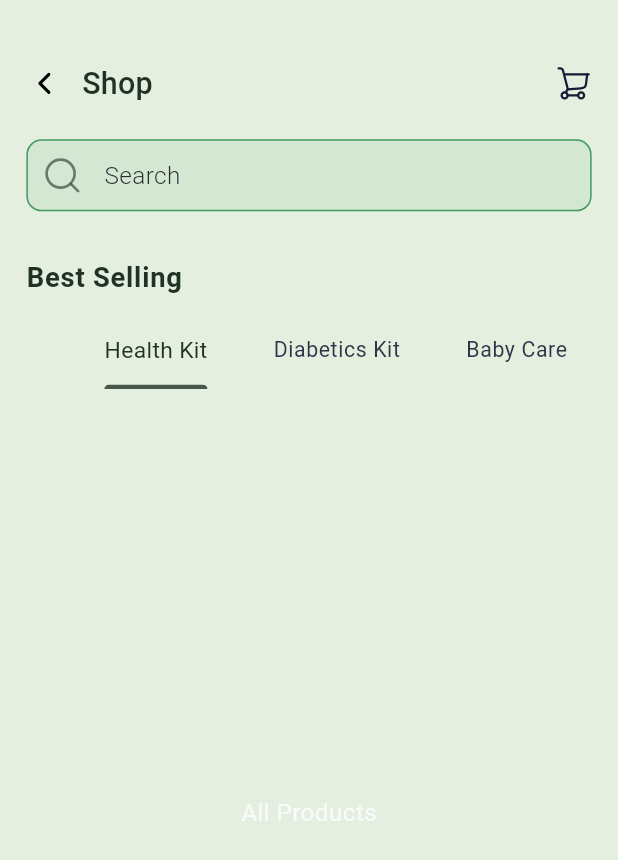
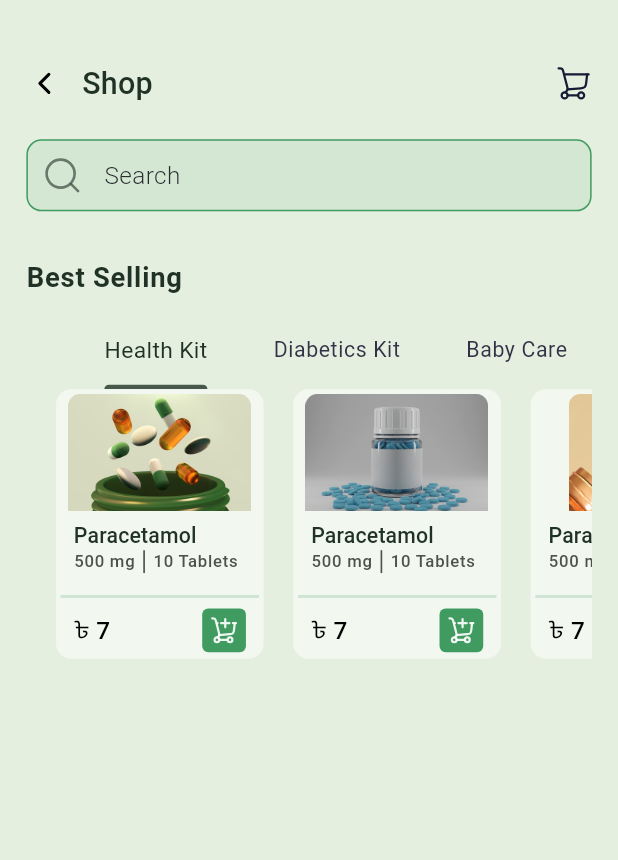
Before and after one commit to safridbhueyan/medical_Strore_App, a Flutter app: the screen it shows after launch, on a phone screen of 412 x 824 dp. Shown: the top 860 px of the screen. Run offline on Flutter 3.47's test engine with Material 3 defaults, Android fonts, the phone set to English and light mode, and no system bars; our stand-ins replace connectivity_plus, flutter_screenutil, flutter_svg, fluttertoast, get, google_fonts and 1 more.

Commit message:
almost there

```diff
--- a/lib/core/constant/images.dart
+++ b/lib/core/constant/images.dart
@@ -1,8 +1,16 @@
 class AppImages {
   static const String path = "assets/images";
   static const String pracetamol1 = '$path/Rectangle 3.png';
-  static const String screenBackgroundSvg =
-      'assets/images/screen_background.svg';
-
-  static const String logo = 'assets/logo/app_logo.png';
+  static const String pracetamol2 = '$path/Rectangle 5 (1).png';
+  static const String pracetamol3 = '$path/Rectangle 5 (2).png';
+  static const String stetoscope = '$path/Rectangle 3 (4).png';
+  static const String injection = '$path/Rectangle 5 (3).png';
+  static const String medkit = '$path/Rectangle 5 (4).png';
+  static const String diabeticKit = '$path/Rectangle 5 (6).png';
+  static const String babyoil = '$path/Rectangle 3 (1).png';
+  static const String babyToy = '$path/Rectangle 5 (7).png';
+  static const String babyToy2 = '$path/Rectangle 5 (8).png';
+  static const String mask = '$path/Rectangle 5 (9).png';
+  static const String redpot = '$path/Rectangle 5 (10).png';
+  static const String napa = '$path/Rectangle 11.png';
 }
--- a/lib/core/theme/theme_extension/app_colors.dart
+++ b/lib/core/theme/theme_extension/app_colors.dart
@@ -19,8 +19,8 @@ class AppColors {
   static const Color textColor = Color(0xff203225);
   static const Color onError = Color(0xffEB3D4D);
   static const Color surface = Color(0xff161721);
-  static const Color onSurface = Color(0xffFFF6E4);
-  static const Color bottomNavBarBackground = Color(0xff212432);
+  static const Color onSurface = Color(0xffFFFFFF);
+  static const Color black = Color(0xff000000);
   static const Color secondaryTextColor = Color(0xff777980);
   static const Color deActiveTextColor = Color(0xff777980);
   static const Color primaryContainer = Color(0xff191C31);
@@ -29,7 +29,7 @@ class AppColors {
   static const Color buttonAvtiveColor = Color(0xff4847F1);
   static const Color fillcolor = Color(0xff203225);
   static const Color fillcolorTwo = Color(0xff303245);
-  static const Color subTextColor = Color(0xff1A9882);
+  static const Color subTextColor = Color(0xff4C524B);
   static const Color containerTextColor = Color(0xffD2D2D5);
   static const Color columnHeadre = Color(0xff1E2943);
   static const Color resetbuttonColor = Color(0xff222539);
--- a/lib/src/features/shop_Screen/controller/medicineList_controller.dart
+++ b/lib/src/features/shop_Screen/controller/medicineList_controller.dart
@@ -3,7 +3,7 @@ import 'package:medical_store_app/core/constant/images.dart';
 import 'package:medical_store_app/src/features/shop_Screen/model/medicine_model.dart';
 
 class MedicinelistController extends GetxController {
-  var model = [
+  RxList<MedicineModel> medicine = <MedicineModel>[
     MedicineModel(
       name: "Paracetamol",
       power: "500 mg",
@@ -12,6 +12,7 @@ class MedicinelistController extends GetxController {
       discountedPrice: "৳ 7",
       img: AppImages.pracetamol1,
       id: 1,
+      catagory: 'Health Kit',
     ),
     MedicineModel(
       name: "Paracetamol",
@@ -21,6 +22,7 @@ class MedicinelistController extends GetxController {
       discountedPrice: "৳ 7",
       img: AppImages.pracetamol2,
       id: 2,
+      catagory: 'Health Kit',
     ),
     MedicineModel(
       name: "Paracetamol",
@@ -30,6 +32,37 @@ class MedicinelistController extends GetxController {
       discountedPrice: "৳ 7",
       img: AppImages.pracetamol3,
       id: 3,
+      catagory: 'Health Kit',
+    ),
+    MedicineModel(
+      name: "Diabetics Set",
+      power: "500 mg",
+      quantity: '10 Tablets',
+      price: "৳ 7",
+      discountedPrice: "৳ 7",
+      img: AppImages.diabeticKit,
+      id: 4,
+      catagory: 'Diabetics Kit',
+    ),
+    MedicineModel(
+      name: "Stethoscope",
+      power: "500 mg",
+      quantity: '10 Tablets',
+      price: "৳ 7",
+      discountedPrice: "৳ 7",
+      img: AppImages.stetoscope,
+      id: 5,
+      catagory: 'Health Kit',
+    ),
+    MedicineModel(
+      name: "XYZ",
+      power: "500 mg",
+      quantity: '10 Tablets',
+      price: "৳ 7",
+      discountedPrice: "৳ 7",
+      img: AppImages.injection,
+      id: 6,
+      catagory: 'Health Kit',
     ),
     MedicineModel(
       name: "Paracetamol",
@@ -37,71 +70,63 @@ class MedicinelistController extends GetxController {
       quantity: '10 Tablets',
       price: "৳ 7",
       discountedPrice: "৳ 7",
-      img: AppImages.pracetamol1,
-      id: 4,
+      img: AppImages.napa,
+      id: 7,
+      catagory: 'Health Kit',
     ),
     MedicineModel(
-      name: "Paracetamol",
+      name: "Travel first Aid Box",
       power: "500 mg",
       quantity: '10 Tablets',
       price: "৳ 7",
       discountedPrice: "৳ 7",
-      img: AppImages.pracetamol1,
-      id: 5,
+      img: AppImages.medkit,
+      id: 12,
+      catagory: 'Health Kit',
     ),
     MedicineModel(
-      name: "Paracetamol",
+      name: "Chicco Baby Set",
       power: "500 mg",
       quantity: '10 Tablets',
       price: "৳ 7",
       discountedPrice: "৳ 7",
-      img: AppImages.pracetamol1,
-      id: 6,
+      img: AppImages.babyoil,
+      id: 9,
+      catagory: 'Baby Care',
     ),
     MedicineModel(
-      name: "Paracetamol",
+      name: "Baby Care",
       power: "500 mg",
       quantity: '10 Tablets',
       price: "৳ 7",
       discountedPrice: "৳ 7",
-      img: AppImages.pracetamol1,
-      id: 7,
+      img: AppImages.babyToy,
+      id: 10,
+      catagory: 'Baby Care',
     ),
     MedicineModel(
-      name: "Paracetamol",
+      name: "Baby Care",
       power: "500 mg",
       quantity: '10 Tablets',
       price: "৳ 7",
       discountedPrice: "৳ 7",
-      img: AppImages.pracetamol1,
-      id: 8,
+      img: AppImages.babyToy2,
+      id: 11,
+      catagory: 'Baby Care',
     ),
     MedicineModel(
-      name: "Paracetamol",
+      name: "Baby Care",
       power: "500 mg",
       quantity: '10 Tablets',
       price: "৳ 7",
       discountedPrice: "৳ 7",
-      img: AppImages.pracetamol1,
-      id: 9,
-    ),
-    MedicineModel(
-      name: "Paracetamol",
-      power: "500 mg",
-      quantity: '10 Tablets',
-      price: "৳ 7",
-      discountedPrice: "৳ 7",
-      img: AppImages.pracetamol1,
-      id: 10,
-    ),
-    MedicineModel(
-      name: "Paracetamol",
-      power: "500 mg",
-      quantity: '10 Tablets',
-      price: "৳ 7",
-      discountedPrice: "৳ 7",
-      img: AppImages.pracetamol1,
-      id: 11,
+      img: AppImages.babyoil,
+      id: 13,
+      catagory: 'Baby Care',
     ),
   ].obs;
+
+  List<MedicineModel> getByCategory(String category) {
+    return medicine.where((m) => m.catagory == category).toList();
+  }
 }
--- a/lib/src/features/shop_Screen/model/medicine_model.dart
+++ b/lib/src/features/shop_Screen/model/medicine_model.dart
@@ -1,12 +1,16 @@
 class MedicineModel {
+  final int id;
   final String name;
   final String img;
   final String power;
   final String quantity;
   final String price;
   final String? discountedPrice;
+  final String catagory;
 
   MedicineModel({
+    required this.catagory,
+    required this.id,
     required this.name,
     required this.img,
     required this.power,
--- a/lib/src/features/shop_Screen/view/shop_screen.dart
+++ b/lib/src/features/shop_Screen/view/shop_screen.dart
@@ -7,6 +7,7 @@ import 'package:medical_store_app/core/constant/padding.dart';
 import 'package:medical_store_app/core/theme/theme_extension/app_colors.dart';
 import 'package:medical_store_app/src/features/shop_Screen/controller/tabBar_controller.dart';
 import 'package:medical_store_app/src/features/shop_Screen/view/widgets/appBar.dart';
+import 'package:medical_store_app/src/features/shop_Screen/view/widgets/healthKit_screen.dart';
 
 class ShopScreen extends StatelessWidget {
   const ShopScreen({super.key});
@@ -71,7 +72,7 @@ class ShopScreen extends StatelessWidget {
                 physics: NeverScrollableScrollPhysics(),
                 controller: controller.tabController,
                 children: [
-                  Center(child: Text("All Products")),
+                  Scaffold(body: HealthkitScreen()),
                   Center(child: Text("Medicines")),
                   Center(child: Text("Medicines")),
                   Center(child: Text("Equipments")),
--- /dev/null
+++ b/lib/src/features/shop_Screen/view/widgets/custom_Contaier.dart
@@ -0,0 +1,145 @@
+import 'package:flutter/material.dart';
+import 'package:flutter_screenutil/flutter_screenutil.dart';
+import 'package:medical_store_app/core/theme/theme_extension/app_colors.dart';
+import 'package:medical_store_app/src/features/shop_Screen/view/widgets/custom_add_to_curt_button.dart';
+
+class CustomContaier extends StatelessWidget {
+  final bool? isDiscountOn;
+  final String img;
+  final String name;
+  final String power;
+  final String quantity;
+  final String price;
+  final void Function()? onTap;
+
+  const CustomContaier({
+    super.key,
+    this.isDiscountOn,
+    required this.img,
+    required this.name,
+    required this.power,
+    required this.quantity,
+    required this.price,
+    required this.onTap,
+  });
+
+  @override
+  Widget build(BuildContext context) {
+    final style = Theme.of(context).textTheme;
+    return GestureDetector(
+      onTap: onTap,
+      child: Container(
+        width: 126.w,
+
+        padding: EdgeInsets.all(3.r),
+        decoration: BoxDecoration(
+          borderRadius: BorderRadius.circular(10.r),
+          color: AppColors.onSurface.withValues(alpha: 0.5),
+        ),
+
+        child: Column(
+          mainAxisAlignment: MainAxisAlignment.start,
+          crossAxisAlignment: CrossAxisAlignment.start,
+          children: [
+            Image.asset(img, height: 77.h, width: 120.w),
+            SizedBox(height: 6.h),
+            Padding(
+              padding: EdgeInsets.only(left: 8.w),
+              child: Text(
+                name,
+                overflow: TextOverflow.ellipsis,
+                style: style.labelLarge!.copyWith(
+                  fontWeight: FontWeight.w500,
+                  color: AppColors.textColor,
+                ),
+              ),
+            ),
+
+            Padding(
+              padding: EdgeInsets.only(left: 8.w),
+              child: Row(
+                children: [
+                  Text(
+                    power,
+                    style: style.labelMedium!.copyWith(
+                      fontSize: 11.sp,
+                      fontWeight: FontWeight.w500,
+                      color: AppColors.subTextColor,
+                    ),
+                  ),
+
+                  Container(
+                    width: 1.w,
+                    height: 15.h,
+                    color: AppColors.subTextColor,
+                    margin: EdgeInsets.symmetric(horizontal: 5.w),
+                  ),
+
+                  Text(
+                    quantity,
+                    style: style.labelMedium!.copyWith(
+                      fontSize: 11.sp,
+                      fontWeight: FontWeight.w500,
+                      color: AppColors.subTextColor,
+                    ),
+                  ),
+                ],
+              ),
+            ),
+
+            SizedBox(height: 7.5.h),
+
+            Divider(
+              color: AppColors.onPrimary.withValues(alpha: 0.2),
+              thickness: 2,
+            ),
+
+            Padding(
+              padding: EdgeInsets.symmetric(horizontal: 8.w),
+              child: Row(
+                children: [
+                  isDiscountOn!
+                      ? Column(
+                          children: [
+                            Text(
+                              price,
+                              style: style.bodyMedium!.copyWith(
+                                fontWeight: FontWeight.w500,
+                                color: AppColors.black,
+                              ),
+                            ),
+
+                            Text(
+                              price,
+
+                              style: style.bodyMedium!.copyWith(
+                                decoration: TextDecoration.lineThrough,
+                                decorationThickness: 1.5,
+                                decorationColor: AppColors.deActiveTextColor
+                                    .withValues(alpha: 0.2),
+                                fontWeight: FontWeight.w500,
+                                color: AppColors.deActiveTextColor.withValues(
+                                  alpha: 0.2,
+                                ),
+                              ),
+                            ),
+                          ],
+                        )
+                      : Text(
+                          price,
+                          style: style.bodyMedium!.copyWith(
+                            fontWeight: FontWeight.w500,
+                            color: AppColors.black,
+                          ),
+                        ),
+                  Spacer(),
+                  CustomAddToCurtButton(onTap: () {}),
+                ],
+              ),
+            ),
+          ],
+        ),
+      ),
+    );
+  }
+}
--- /dev/null
+++ b/lib/src/features/shop_Screen/view/widgets/custom_add_to_curt_button.dart
@@ -0,0 +1,27 @@
+// ignore_for_file: must_be_immutable
+
+import 'package:flutter/cupertino.dart';
+import 'package:flutter_screenutil/flutter_screenutil.dart';
+import 'package:flutter_svg/flutter_svg.dart';
+import 'package:medical_store_app/core/constant/icons.dart';
+import 'package:medical_store_app/core/theme/theme_extension/app_colors.dart';
+
+class CustomAddToCurtButton extends StatelessWidget {
+  void Function()? onTap;
+  CustomAddToCurtButton({super.key, required this.onTap});
+
+  @override
+  Widget build(BuildContext context) {
+    return GestureDetector(
+      onTap: onTap,
+      child: Container(
+        padding: EdgeInsets.all(5.r),
+        decoration: BoxDecoration(
+          borderRadius: BorderRadius.circular(4.r),
+          color: AppColors.onPrimary,
+        ),
+        child: SvgPicture.asset(AppIcons.cartAddIcon),
+      ),
+    );
+  }
+}
--- a/lib/src/features/shop_Screen/view/widgets/healthKit_screen.dart
+++ b/lib/src/features/shop_Screen/view/widgets/healthKit_screen.dart
@@ -1,13 +1,40 @@
 import 'package:flutter/cupertino.dart';
+import 'package:flutter_screenutil/flutter_screenutil.dart';
+import 'package:get/get.dart';
+import 'package:medical_store_app/src/features/shop_Screen/controller/medicineList_controller.dart';
+import 'package:medical_store_app/src/features/shop_Screen/view/widgets/custom_Contaier.dart';
 
 class HealthkitScreen extends StatelessWidget {
-  const HealthkitScreen({super.key});
+  final MedicinelistController controller = Get.put(MedicinelistController());
+  HealthkitScreen({super.key});
 
   @override
   Widget build(BuildContext context) {
-    return Column(children: [
-
-      ],
+    return Obx(
+      () => SizedBox(
+        height: 177.h,
+        child: ListView.builder(
+          scrollDirection: Axis.horizontal,
+          itemCount: controller.getByCategory("Health Kit").length,
+          itemBuilder: (context, index) {
+            return Padding(
+              padding: EdgeInsets.only(
+                left: 18.w,
+                right: index == controller.medicine.length - 1 ? 18.w : 0,
+              ),
+              child: CustomContaier(
+                isDiscountOn: false,
+                img: controller.medicine[index].img,
+                name: controller.medicine[index].name,
+                power: controller.medicine[index].power,
+                quantity: controller.medicine[index].quantity,
+                price: controller.medicine[index].price,
+                onTap: () {},
+              ),
+            );
+          },
+        ),
+      ),
     );
   }
 }
```
Also changed, not shown: 1 other file.
